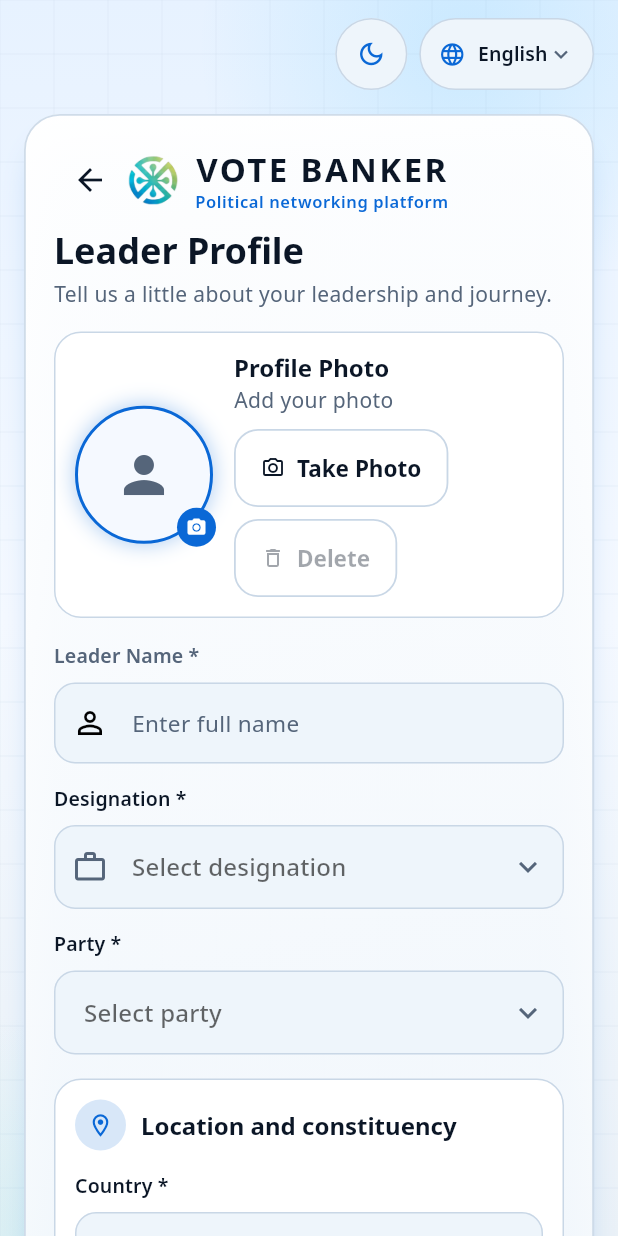
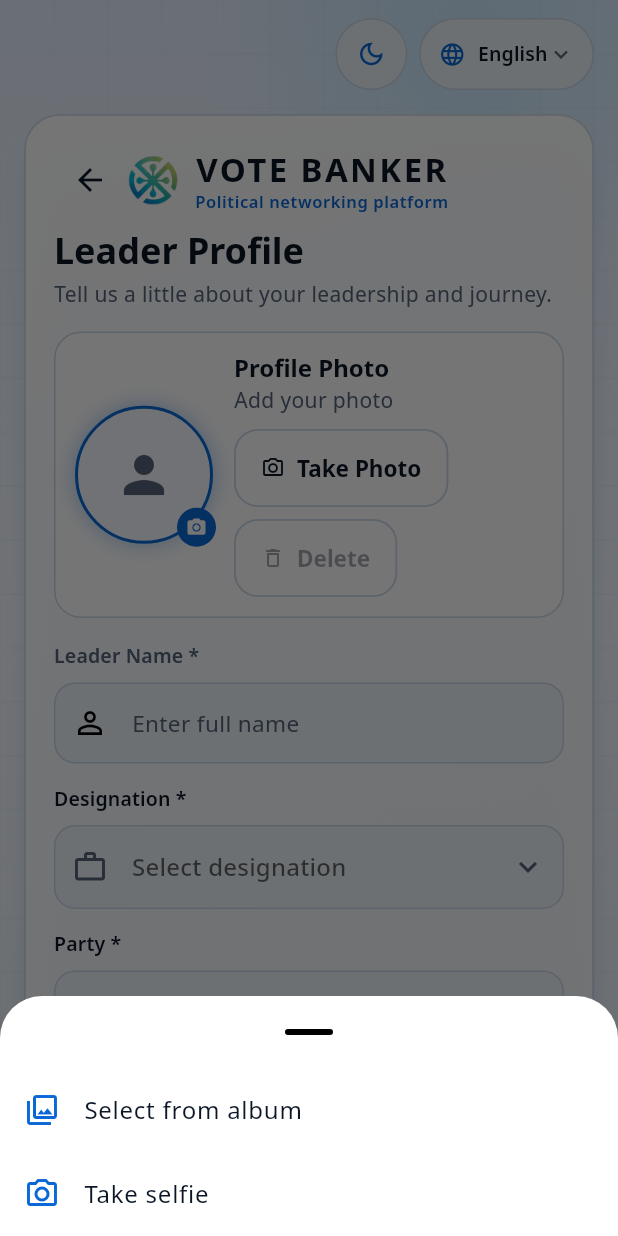
Before and after one commit to votebanker-official/VoteBanker_Frontend, a Flutter app: the BasicProfileScreen screen opened by its route, after a tap on the "photo camera" icon, on a phone screen of 412 x 824 dp. Run offline on Flutter 3.47's test engine with Material 3 defaults, Android fonts, the phone set to English and light mode, and no system bars; our stand-ins replace flutter_svg, google_fonts, image_picker, shared_preferences; missing offline and left inert: dart:html, dart:ui_web; accounts and stored records are empty; network calls fail; project files that could hold a hidden picture were left out.

Commit message:
Add album/selfie photo picker and compact merchandise cards.

```diff
--- a/lib/app/localization/app_localizations.dart
+++ b/lib/app/localization/app_localizations.dart
@@ -68,6 +68,10 @@ class AppLocalizations {
   String get profilePhotoTitle => _t('profilePhotoTitle');
   String get profilePhotoHint => _t('profilePhotoHint');
   String get takePhoto => _t('takePhoto');
+  String get selectFromAlbum => _t('selectFromAlbum');
+  String get takeSelfie => _t('takeSelfie');
+  String get capturePhoto => _t('capturePhoto');
+  String get cameraUnavailable => _t('cameraUnavailable');
   String get deletePhoto => _t('deletePhoto');
   String get enterFullName => _t('enterFullName');
   String get selectDesignation => _t('selectDesignation');
--- a/lib/app/localization/translations/en.dart
+++ b/lib/app/localization/translations/en.dart
@@ -332,6 +332,11 @@ const enTranslations = <String, String>{
   'profilePhotoTitle': 'Profile Photo',
   'profilePhotoHint': 'Add your photo',
   'takePhoto': 'Take Photo',
+  'selectFromAlbum': 'Select from album',
+  'takeSelfie': 'Take selfie',
+  'capturePhoto': 'Capture',
+  'cameraUnavailable':
+      'Camera is not available. Allow camera access and try again.',
   'deletePhoto': 'Delete',
   'enterFullName': 'Enter full name',
   'selectDesignation': 'Select designation',
--- a/lib/app/localization/translations/hi.dart
+++ b/lib/app/localization/translations/hi.dart
@@ -265,6 +265,11 @@ const hiTranslations = <String, String>{
   'profilePhotoTitle': 'प्रोफ़ाइल फ़ोटो',
   'profilePhotoHint': 'अपनी फ़ोटो जोड़ें',
   'takePhoto': 'फ़ोटो लें',
+  'selectFromAlbum': 'एल्बम से चुनें',
+  'takeSelfie': 'सेल्फी लें',
+  'capturePhoto': 'कैप्चर',
+  'cameraUnavailable':
+      'कैमरा उपलब्ध नहीं है। कैमरा की अनुमति दें और फिर कोशिश करें।',
   'deletePhoto': 'हटाएँ',
   'enterFullName': 'पूरा नाम लिखें',
   'selectDesignation': 'पद चुनें',
--- a/lib/app/localization/translations/kn.dart
+++ b/lib/app/localization/translations/kn.dart
@@ -268,6 +268,11 @@ const knTranslations = <String, String>{
   'profilePhotoTitle': 'ಪ್ರೊಫೈಲ್ ಫೋಟೋ',
   'profilePhotoHint': 'ನಿಮ್ಮ ಫೋಟೋ ಸೇರಿಸಿ',
   'takePhoto': 'ಫೋಟೋ ತೆಗೆಯಿರಿ',
+  'selectFromAlbum': 'ಆಲ್ಬಂನಿಂದ ಆಯ್ಕೆಮಾಡಿ',
+  'takeSelfie': 'ಸೆಲ್ಫಿ ತೆಗೆಯಿರಿ',
+  'capturePhoto': 'ಕ್ಯಾಪ್ಚರ್',
+  'cameraUnavailable':
+      'ಕ್ಯಾಮೆರಾ ಲಭ್ಯವಿಲ್ಲ. ಕ್ಯಾಮೆರಾ ಅನುಮತಿ ನೀಡಿ ಮತ್ತೆ ಪ್ರಯತ್ನಿಸಿ.',
   'deletePhoto': 'ಅಳಿಸಿ',
   'enterFullName': 'ಪೂರ್ಣ ಹೆಸರನ್ನು ನಮೂದಿಸಿ',
   'selectDesignation': 'ಹುದ್ದೆ ಆಯ್ಕೆಮಾಡಿ',
--- a/lib/app/localization/translations/ml.dart
+++ b/lib/app/localization/translations/ml.dart
@@ -272,6 +272,11 @@ const mlTranslations = <String, String>{
   'profilePhotoTitle': 'പ്രൊഫൈൽ ഫോട്ടോ',
   'profilePhotoHint': 'നിങ്ങളുടെ ഫോട്ടോ ചേർക്കുക',
   'takePhoto': 'ഫോട്ടോ എടുക്കുക',
+  'selectFromAlbum': 'ആൽബത്തിൽ നിന്ന് തിരഞ്ഞെടുക്കുക',
+  'takeSelfie': 'സെൽഫി എടുക്കുക',
+  'capturePhoto': 'ക്യാപ്‌ചർ',
+  'cameraUnavailable':
+      'ക്യാമറ ലഭ്യമല്ല. ക്യാമറ അനുവദിച്ച് വീണ്ടും ശ്രമിക്കുക.',
   'deletePhoto': 'ഇല്ലാതാക്കുക',
   'enterFullName': 'പൂർണ്ണ പേര് നൽകുക',
   'selectDesignation': 'പദവി തിരഞ്ഞെടുക്കുക',
--- a/lib/app/localization/translations/ta.dart
+++ b/lib/app/localization/translations/ta.dart
@@ -273,6 +273,11 @@ const taTranslations = <String, String>{
   'profilePhotoTitle': 'சுயவிவரப் புகைப்படம்',
   'profilePhotoHint': 'உங்கள் புகைப்படத்தைச் சேர்க்கவும்',
   'takePhoto': 'புகைப்படம் எடு',
+  'selectFromAlbum': 'ஆல்பத்திலிருந்து தேர்ந்தெடு',
+  'takeSelfie': 'செல்பி எடு',
+  'capturePhoto': 'எடு',
+  'cameraUnavailable':
+      'கேமரா இல்லை. கேமரா அனுமதி கொடுத்து மீண்டும் முயலவும்.',
   'deletePhoto': 'நீக்கு',
   'enterFullName': 'முழு பெயரை உள்ளிடவும்',
   'selectDesignation': 'பதவியைத் தேர்ந்தெடுக்கவும்',
--- a/lib/app/localization/translations/te.dart
+++ b/lib/app/localization/translations/te.dart
@@ -267,6 +267,11 @@ const teTranslations = <String, String>{
   'profilePhotoTitle': 'ప్రొఫైల్ ఫోటో',
   'profilePhotoHint': 'మీ ఫోటోను జోడించండి',
   'takePhoto': 'ఫోటో తీయండి',
+  'selectFromAlbum': 'ఆల్బమ్ నుండి ఎంచుకోండి',
+  'takeSelfie': 'సెల్ఫీ తీయండి',
+  'capturePhoto': 'క్యాప్చర్',
+  'cameraUnavailable':
+      'కెమెరా అందుబాటులో లేదు. కెమెరా అనుమతి ఇచ్చి మళ్లీ ప్రయత్నించండి.',
   'deletePhoto': 'తొలగించు',
   'enterFullName': 'పూర్తి పేరు నమోదు చేయండి',
   'selectDesignation': 'హోదాను ఎంచుకోండి',
--- /dev/null
+++ b/lib/core/services/selfie_capture.dart
@@ -0,0 +1,2 @@
+export 'selfie_capture_io.dart'
+    if (dart.library.html) 'selfie_capture_web.dart';
--- a/lib/features/onboarding/screens/basic_profile_screen.dart
+++ b/lib/features/onboarding/screens/basic_profile_screen.dart
@@ -9,6 +9,7 @@ import '../../../app/routing/app_router.dart';
 import '../../../app/theme/app_colors.dart';
 import '../../../app/theme/app_text_styles.dart';
 import '../../../core/constants/app_assets.dart';
+import '../../../core/services/selfie_capture.dart';
 import '../../../core/widgets/app_card.dart';
 import '../../../core/widgets/app_text_field.dart';
 import '../data/contact_number.dart';
@@ -212,11 +213,56 @@ class _BasicProfileScreenState extends State<BasicProfileScreen> {
     });
   }
 
+  Future<void> _choosePhotoSource() async {
+    final l10n = AppLocalizations.of(context);
+    final palette = context.palette;
+    final camera = await showModalBottomSheet<bool>(
+      context: context,
+      backgroundColor: palette.surface,
+      showDragHandle: true,
+      builder: (context) {
+        return SafeArea(
+          child: Column(
+            mainAxisSize: MainAxisSize.min,
+            children: [
+              ListTile(
+                leading: Icon(
+                  Icons.photo_library_outlined,
+                  color: palette.accent,
+                ),
+                title: Text(l10n.selectFromAlbum),
+                onTap: () => Navigator.of(context).pop(false),
+              ),
+              ListTile(
+                leading: Icon(Icons.camera_alt_outlined, color: palette.accent),
+                title: Text(l10n.takeSelfie),
+                onTap: () => Navigator.of(context).pop(true),
+              ),
+            ],
+          ),
+        );
+      },
+    );
+    if (camera == null || !mounted) {
+      return;
+    }
+    await _pickPhoto(camera: camera);
+  }
+
   Future<void> _pickPhoto({required bool camera}) async {
     final l10n = AppLocalizations.of(context);
     try {
+      if (camera) {
+        final bytes = await captureSelfie(context);
+        if (bytes == null || !mounted) {
+          return;
+        }
+        OnboardingScope.of(context).draft.photoBytes = bytes;
+        setState(() {});
+        return;
+      }
       final file = await _picker.pickImage(
-        source: camera ? ImageSource.camera : ImageSource.gallery,
+        source: ImageSource.gallery,
         maxWidth: 1600,
         imageQuality: 85,
         requestFullMetadata: false,
@@ -231,10 +277,6 @@ class _BasicProfileScreenState extends State<BasicProfileScreen> {
       OnboardingScope.of(context).draft.photoBytes = bytes;
       setState(() {});
     } catch (_) {
-      if (camera) {
-        await _pickPhoto(camera: false);
-        return;
-      }
       if (!mounted) {
         return;
       }
@@ -295,8 +337,7 @@ class _BasicProfileScreenState extends State<BasicProfileScreen> {
           takeLabel: l10n.takePhoto,
           deleteLabel: l10n.deletePhoto,
           bytes: photo,
-          onCamera: () => _pickPhoto(camera: true),
-          onTake: () => _pickPhoto(camera: true),
+          onAdd: _choosePhotoSource,
           onDelete: photo == null ? null : _deletePhoto,
         ),
         const SizedBox(height: 16),
@@ -650,8 +691,7 @@ class _PhotoCard extends StatelessWidget {
     required this.hint,
     required this.takeLabel,
     required this.deleteLabel,
-    required this.onCamera,
-    required this.onTake,
+    required this.onAdd,
     required this.onDelete,
     this.bytes,
   });
@@ -661,8 +701,7 @@ class _PhotoCard extends StatelessWidget {
   final String takeLabel;
   final String deleteLabel;
   final Uint8List? bytes;
-  final VoidCallback onCamera;
-  final VoidCallback onTake;
+  final VoidCallback onAdd;
   final VoidCallback? onDelete;
 
   @override
@@ -724,7 +763,7 @@ class _PhotoCard extends StatelessWidget {
                       shape: const CircleBorder(),
                       child: InkWell(
                         customBorder: const CircleBorder(),
-                        onTap: onCamera,
+                        onTap: onAdd,
                         child: Padding(
                           padding: const EdgeInsets.all(6),
                           child: Icon(
@@ -758,7 +797,7 @@ class _PhotoCard extends StatelessWidget {
                     runSpacing: 8,
                     children: [
                       OutlinedButton.icon(
-                        onPressed: onTake,
+                        onPressed: onAdd,
                         icon: const Icon(Icons.photo_camera_outlined, size: 16),
                         label: Text(takeLabel),
                       ),
```
Also changed, not shown: lib/core/services/selfie_capture_io.dart (added, +19 -0 lines), lib/core/services/selfie_capture_web.dart (added, +212 -0 lines), lib/features/merchandise/screens/merchandise_screen.dart (+49 -11 lines), 1 other file.
